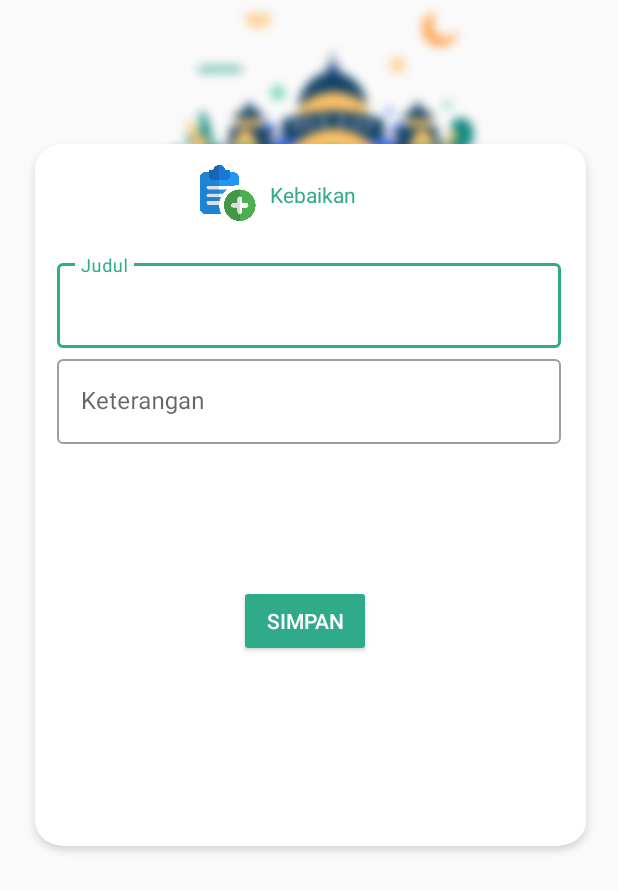
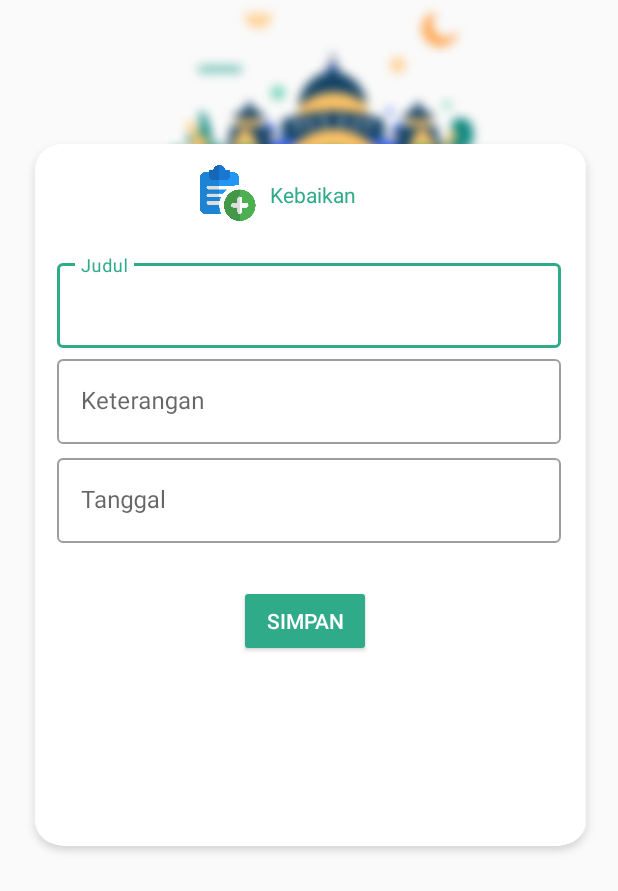
Before and after one commit to AdiatsaPutra/ProjectRaqibAtid, an Android app: the Add screen opened directly, with no data from a screen before it, on a phone screen of 412 x 824 dp. Shown: the top 891 px of the screen. Run offline under Robolectric (Android 15) with nearby library versions, the phone set to English and light mode, and no system bars; our stand-ins replace Firebase (no records; nobody signed in at launch, a user with empty details on screens opened directly).

Commit message:
Update activity_add.xml

```diff
--- a/app/src/main/res/layout/activity_add.xml
+++ b/app/src/main/res/layout/activity_add.xml
@@ -77,24 +77,24 @@
             />
 
     </com.google.android.material.textfield.TextInputLayout>
-<!--    <com.google.android.material.textfield.TextInputLayout-->
-<!--        android:layout_width="match_parent"-->
-<!--        android:layout_height="wrap_content"-->
-<!--        android:layout_marginTop="300dp"-->
-<!--        android:layout_marginLeft="38dp"-->
-<!--        android:layout_marginRight="38dp"-->
+    <com.google.android.material.textfield.TextInputLayout
+        android:layout_width="match_parent"
+        android:layout_height="wrap_content"
+        android:layout_marginTop="300dp"
+        android:layout_marginLeft="38dp"
+        android:layout_marginRight="38dp"
 
 
-<!--        android:hint="Tanggal"-->
-<!--        style="@style/Widget.MaterialComponents.TextInputLayout.OutlinedBox">-->
+        android:hint="Tanggal"
+        style="@style/Widget.MaterialComponents.TextInputLayout.OutlinedBox">
 
-<!--        <com.google.android.material.textfield.TextInputEditText-->
-<!--            android:id="@+id/tanggalKebaikan"-->
-<!--            android:layout_width="match_parent"-->
-<!--            android:layout_height="wrap_content"-->
-<!--            />-->
+        <com.google.android.material.textfield.TextInputEditText
+            android:id="@+id/tanggalKebaikan"
+            android:layout_width="match_parent"
+            android:layout_height="wrap_content"
+            />
 
-<!--    </com.google.android.material.textfield.TextInputLayout>-->
+    </com.google.android.material.textfield.TextInputLayout>
 
     <Button
         android:id="@+id/tambahKebaikan"
```
